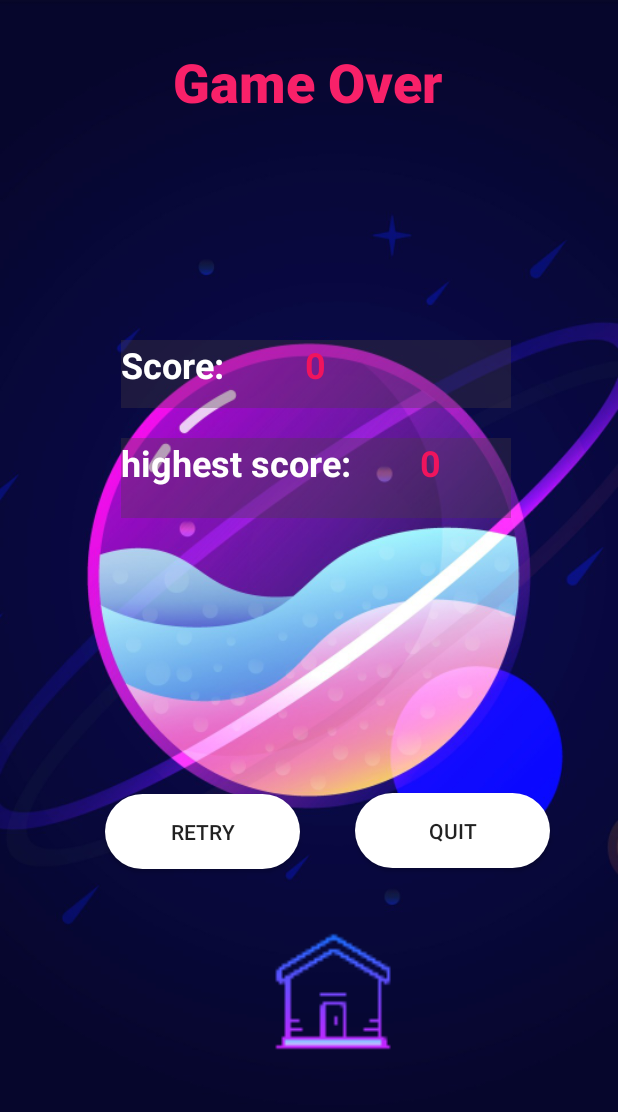
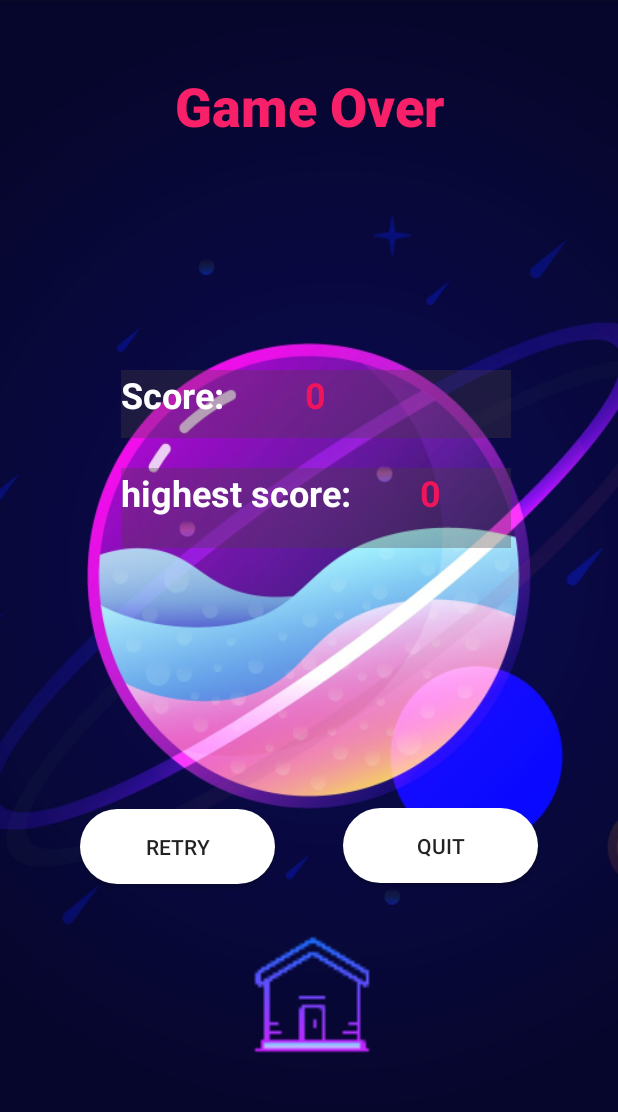
Before and after one commit to ChaimaeBen/Quizz, an Android app: the ResultScoreActivity screen opened directly, with no data from a screen before it, on a phone screen of 412 x 824 dp, the part 84-1196 px from its top. Run offline under Robolectric (Android 15) with nearby library versions, the phone set to English and light mode, and no system bars; our stand-ins replace Room's generated code; 2 statements that could not run were skipped.

Commit message:
bug fix 3

```diff
--- a/app/src/main/res/layout/activity_result_score.xml
+++ b/app/src/main/res/layout/activity_result_score.xml
@@ -10,21 +10,21 @@
 
     <TextView
         android:id="@+id/id_GameOverText"
-        android:layout_width="180dp"
+        android:layout_width="0dp"
         android:layout_height="61dp"
         android:layout_marginStart="87dp"
         android:layout_marginLeft="87dp"
-        android:layout_marginTop="30dp"
+        android:layout_marginTop="40dp"
         android:layout_marginEnd="87dp"
         android:layout_marginRight="87dp"
         android:layout_marginBottom="52dp"
         android:fontFamily="sans-serif-black"
+        android:gravity="center"
         android:text="Game Over"
         android:textColor="#F82169"
         android:textSize="36sp"
         app:layout_constraintBottom_toTopOf="@+id/linearLayout"
         app:layout_constraintEnd_toEndOf="parent"
-        app:layout_constraintHorizontal_bias="0.491"
         app:layout_constraintStart_toStartOf="parent"
         app:layout_constraintTop_toTopOf="parent"
         app:layout_constraintVertical_bias="1.0" />
@@ -35,7 +35,7 @@
         android:layout_height="45dp"
         android:layout_marginStart="67dp"
         android:layout_marginLeft="67dp"
-        android:layout_marginTop="135dp"
+        android:layout_marginTop="145dp"
         android:layout_marginEnd="67dp"
         android:layout_marginRight="67dp"
         android:background="#54493F3F"
@@ -107,8 +107,8 @@
         android:id="@+id/id_retryButton"
         android:layout_width="130dp"
         android:layout_height="50dp"
-        android:layout_marginStart="44dp"
-        android:layout_marginLeft="44dp"
+        android:layout_marginStart="18dp"
+        android:layout_marginLeft="18dp"
         android:layout_marginTop="145dp"
         android:layout_marginBottom="150dp"
         android:background="@drawable/buttonshape"
@@ -125,8 +125,8 @@
         android:layout_marginStart="10dp"
         android:layout_marginLeft="10dp"
         android:layout_marginTop="144dp"
-        android:layout_marginEnd="19dp"
-        android:layout_marginRight="19dp"
+        android:layout_marginEnd="18dp"
+        android:layout_marginRight="18dp"
         android:layout_marginBottom="150dp"
         android:background="@drawable/buttonshape"
         android:text="@string/Quit"
@@ -140,14 +140,15 @@
         android:id="@+id/id_home"
         android:layout_width="102dp"
         android:layout_height="93dp"
-        android:layout_marginStart="171dp"
-        android:layout_marginLeft="171dp"
-        android:layout_marginTop="27dp"
-        android:layout_marginEnd="138dp"
-        android:layout_marginRight="138dp"
-        android:layout_marginBottom="51dp"
+        android:layout_marginStart="16dp"
+        android:layout_marginLeft="16dp"
+        android:layout_marginTop="24dp"
+        android:layout_marginEnd="16dp"
+        android:layout_marginRight="16dp"
+        android:layout_marginBottom="54dp"
         app:layout_constraintBottom_toBottomOf="parent"
         app:layout_constraintEnd_toEndOf="parent"
+        app:layout_constraintHorizontal_bias="0.51"
         app:layout_constraintStart_toStartOf="parent"
         app:layout_constraintTop_toBottomOf="@+id/id_retryButton"
         app:srcCompat="@drawable/home" />
```
